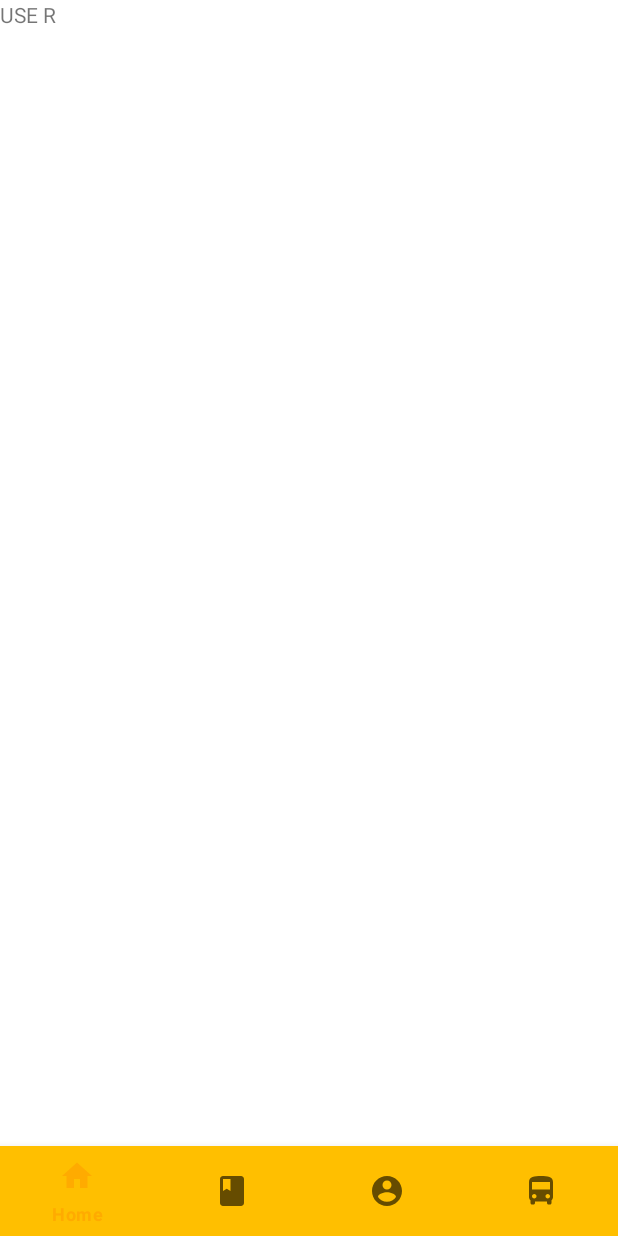
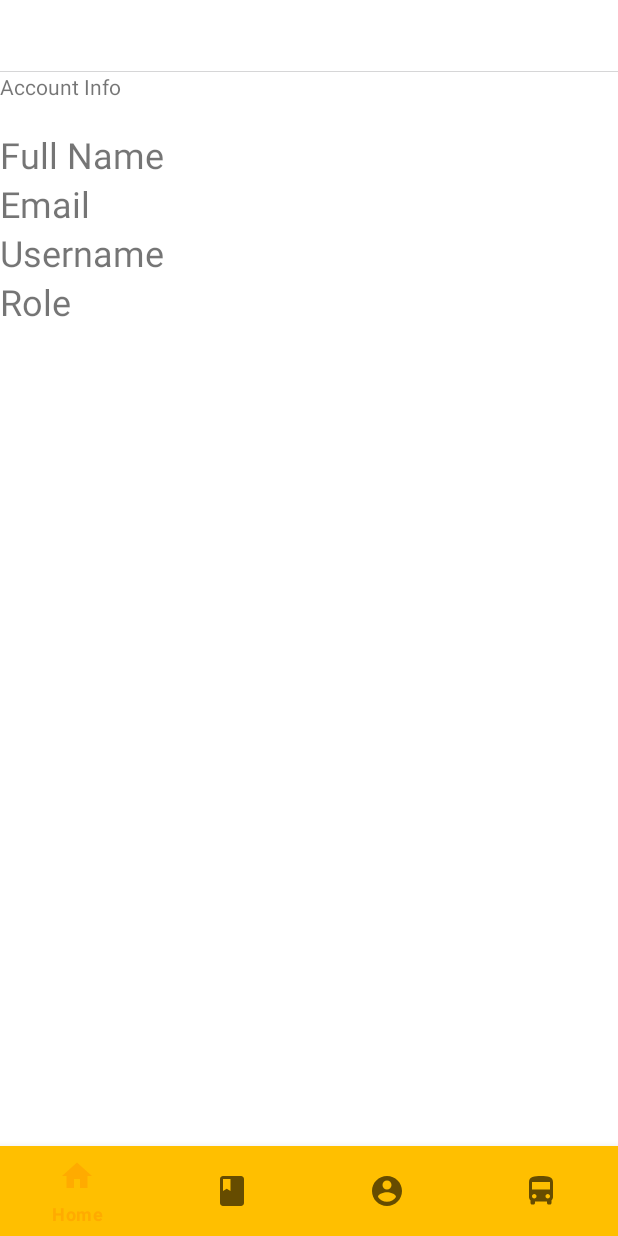
Before and after one commit to FA2500/MatahariTicket, an Android app: the layout activity_user_page.xml on its own in the app's theme, with its tools: preview values and no code run, on a phone screen of 412 x 824 dp. Run offline under Robolectric (Android 15) with nearby library versions, the phone set to English and light mode, and no system bars.

Commit message:
Basic User Profile

```diff
--- a/app/src/main/java/com/example/pancaranticket/userInfo.java
+++ b/app/src/main/java/com/example/pancaranticket/userInfo.java
@@ -28,12 +28,12 @@ public class userInfo {
 
     public static String getUsername()
     {
-        return email;
+        return username;
     }
 
     public static void setUsername(String user)
     {
-        email = user;
+        username = user;
     }
 
     public static String getRole()
--- a/app/src/main/res/layout/activity_user_page.xml
+++ b/app/src/main/res/layout/activity_user_page.xml
@@ -6,13 +6,64 @@
     android:layout_height="match_parent"
     tools:context=".Page.userPage">
 
-    <TextView
-        android:id="@+id/textView3"
-        android:layout_width="wrap_content"
-        android:layout_height="wrap_content"
-        android:text="USE R"
-        tools:layout_editor_absoluteX="152dp"
-        tools:layout_editor_absoluteY="355dp" />
+    <LinearLayout
+        android:layout_width="412dp"
+        android:layout_height="671dp"
+        android:layout_marginStart="1dp"
+        android:layout_marginTop="1dp"
+        android:layout_marginEnd="1dp"
+        android:orientation="vertical"
+        app:layout_constraintBottom_toTopOf="@+id/bottomNavigationView"
+        app:layout_constraintEnd_toEndOf="parent"
+        app:layout_constraintStart_toStartOf="parent"
+        app:layout_constraintTop_toTopOf="parent">
+
+        <ImageView
+            android:id="@+id/imageView2"
+            android:layout_width="match_parent"
+            android:layout_height="wrap_content"
+            tools:srcCompat="@tools:sample/avatars" />
+
+        <TextView
+            android:id="@+id/textView7"
+            android:layout_width="match_parent"
+            android:layout_height="wrap_content"
+            android:text="Account Info" />
+
+        <TextView
+            android:id="@+id/textView18"
+            android:layout_width="match_parent"
+            android:layout_height="wrap_content" />
+
+        <TextView
+            android:id="@+id/fullNameTV"
+            android:layout_width="match_parent"
+            android:layout_height="wrap_content"
+            android:text="Full Name"
+            android:textSize="24sp" />
+
+        <TextView
+            android:id="@+id/emailTV"
+            android:layout_width="match_parent"
+            android:layout_height="wrap_content"
+            android:text="Email"
+            android:textSize="24sp" />
+
+        <TextView
+            android:id="@+id/usernameTV"
+            android:layout_width="match_parent"
+            android:layout_height="wrap_content"
+            android:text="Username"
+            android:textSize="24sp" />
+
+        <TextView
+            android:id="@+id/roleTV"
+            android:layout_width="match_parent"
+            android:layout_height="wrap_content"
+            android:text="Role"
+            android:textSize="24sp" />
+
+    </LinearLayout>
 
     <com.google.android.material.bottomnavigation.BottomNavigationView
         android:id="@+id/bottomNavigationView"
```
Also changed, not shown: app/src/main/java/com/example/pancaranticket/Page/userPage.java (+22 -0 lines), app/src/main/java/com/example/pancaranticket/loginActivity.java (+38 -8 lines), app/src/main/java/com/example/pancaranticket/mainPage.java (+5 -35 lines).
